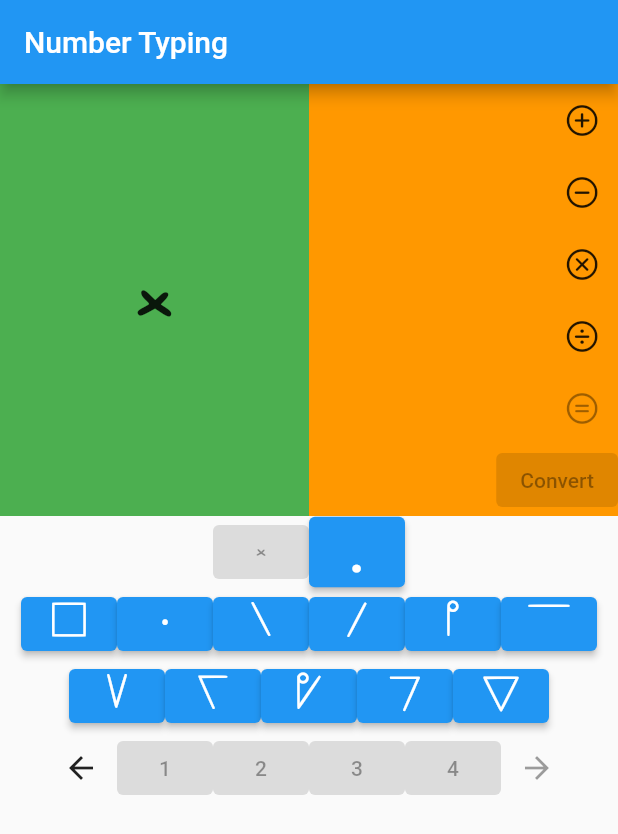
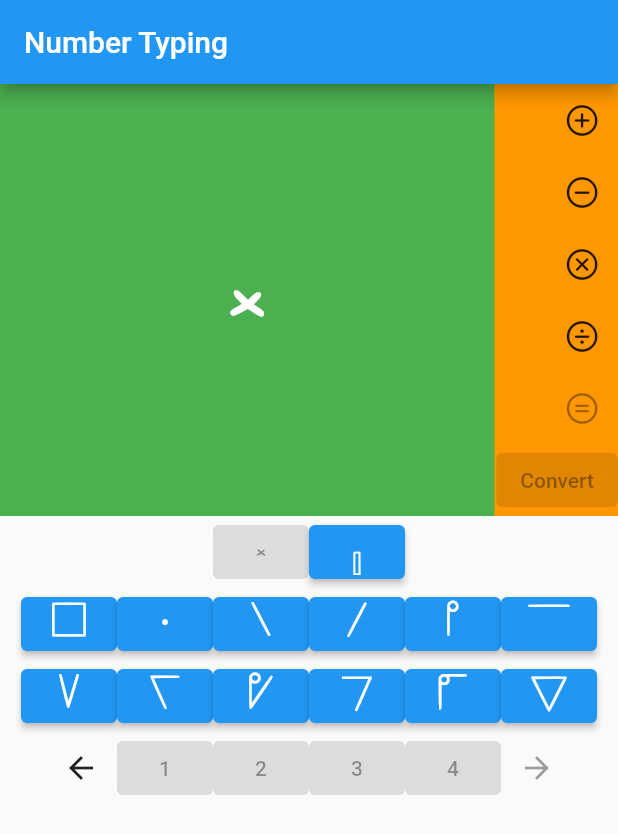
Before and after one commit to SimpleTheory/Dart-Base60-Calculator, a Flutter app: the screen it shows after launch, after a tap on an icon or button, on a phone screen of 412 x 824 dp. Shown: the top 834 px of the screen. Run offline on Flutter 3.47's test engine with Material 2 defaults, Android fonts, the phone set to English and light mode, and no system bars; our stand-ins replace bloc, flutter_bloc; missing offline and left inert: ari_utils.

Commit message:
translated symbols to commas func qol funcs patched extra 0s and -0 from base60.from_commas

```diff
--- a/lib/number_typing/bloc/number_typing_bloc.dart
+++ b/lib/number_typing/bloc/number_typing_bloc.dart
@@ -63,6 +63,7 @@ class NumberTypingBloc extends Bloc<NumberTypingEvent, NumberTypingState> {
         listOfCharacters[10].character: subnotes[10] ?? false,
         listOfCharacters[12].character: subnotes[12] ?? false,
         listOfCharacters[15].character: subnotes[15] ?? false,
+        listOfCharacters[20].character: subnotes[20] ?? false,
         listOfCharacters[30].character: false,
         'arrow right': state.proxyNumber.isValid(),};
 
@@ -70,6 +71,9 @@ class NumberTypingBloc extends Bloc<NumberTypingEvent, NumberTypingState> {
         buttonEnable[state.proxyNumber.lines.toString()]=false;}
       if (state.proxyNumber.subnotation != null){
         buttonEnable[intToSymbol[state.proxyNumber.subnotation]!] = false;
+      }
+      if (state.proxyNumber.addedOne == true){
+        buttonEnable[listOfCharacters[1].character] = false;
       }
 
       emit(NumberTypingInitial(userInput: state.userInput, proxyNumber: state.proxyNumber, buttonEnable: buttonEnable));
@@ -82,8 +86,13 @@ class NumberTypingBloc extends Bloc<NumberTypingEvent, NumberTypingState> {
       emit(NumberTypingInitial.initial(currentString: state.userInput + newSymbol.character));
       });
     on<LeftArrowPress>((event, emit){
-      print('inside on left');
       if (isInitMap(state.buttonEnable) && state.userInput.isNotEmpty){
+        for (String operator in operators){
+          if (state.userInput.endsWith(' $operator ')){
+            emit(NumberTypingInitial.initial(currentString: state.userInput.substring(0, state.userInput.length-3)));
+            return;
+          }
+        }
         emit(NumberTypingInitial.initial(currentString: state.userInput.substring(0, state.userInput.length-1)));
         return;
       }
@@ -98,10 +107,11 @@ class NumberTypingBloc extends Bloc<NumberTypingEvent, NumberTypingState> {
       }
       });
     on<PeriodPress>((event, emit){
-      emit(NumberTypingInitial.initial(currentString: state.userInput + '.'));
+      emit(NumberTypingInitial.initial(currentString: state.userInput + '·'));
     });
     on<OperatorPress>((event, emit){
       String opString = ' ${event.operator} ';
+      if (state.userInput.isEmpty){return;}
       if (!(containsOperator(state.userInput))){
         emit(NumberTypingInitial.initial(currentString: state.userInput + opString));
         return;
@@ -110,3 +120,37 @@ class NumberTypingBloc extends Bloc<NumberTypingEvent, NumberTypingState> {
     });
   }
 }
+
+bool canPressPeriod(String str, Map<String, bool> map){
+  // if period is not already there
+  print(str);
+  if (isInitMap(map)){
+    List<String>? opSplit = operatorSplit(str);
+    if (opSplit != null){
+      return !opSplit[2].contains('·');
+    }
+    return !str.contains('·');
+  }
+
+  return false;
+}
+
+RichText userInputWidget(String userInput){
+  List<String>? opSplit = operatorSplit(userInput);
+  if (opSplit == null){
+    return RichText(text: TextSpan(
+      children: <TextSpan>[
+        TextSpan(text: userInput, style: characterDisplay)
+      ]
+    ));
+  }
+  else{
+    return RichText(text: TextSpan(
+      children: <TextSpan>[
+        TextSpan(text: opSplit[0], style: characterDisplay),
+        TextSpan(text: ' ${opSplit[1]} ', style: const TextStyle(fontSize: 50)),
+        TextSpan(text: opSplit[2], style: characterDisplay),
+      ]
+    ));
+  }
+}
--- a/lib/number_typing/bloc/number_typing_state.dart
+++ b/lib/number_typing/bloc/number_typing_state.dart
@@ -15,6 +15,7 @@ final Map<String, bool> staticInitButtonEnable = {
   listOfCharacters[10].character: true,
   listOfCharacters[12].character: true,
   listOfCharacters[15].character: true,
+  listOfCharacters[20].character: true,
   listOfCharacters[30].character: true,
   'arrow right': false,
 };
@@ -42,6 +43,7 @@ abstract class NumberTypingState {
     listOfCharacters[10].character: true,
     listOfCharacters[12].character: true,
     listOfCharacters[15].character: true,
+    listOfCharacters[20].character: true,
     listOfCharacters[30].character: true,
     'arrow right': false,
   };
--- a/lib/number_typing/character_typing_page.dart
+++ b/lib/number_typing/character_typing_page.dart
@@ -28,19 +28,6 @@ class NumberTypingPage extends StatelessWidget {
     return context.read<NumberTypingBloc>().state.buttonEnable[symbol]!;
   }
 
-  bool canPressPeriod(String str, Map<String, bool> map){
-    // if period is not already there
-    if (isInitMap(map)){
-      if (containsOperator(str)){
-      RegExp untilOp = RegExp(r'(?<=\s)\w+$');
-      String? numInQ = untilOp.firstMatch(str)?.group(0);
-      if (numInQ == null){return false;}
-      else{true;}
-    }
-      return !(str.contains('.'));
-    }
-    return false;
-  }
   bool canPressNegative(String input, Map<String, bool> map){
     if (isInitMap(map)){
       if (input.isEmpty || input.endsWith(' ')){return true;}
@@ -61,11 +48,11 @@ class NumberTypingPage extends StatelessWidget {
             child: Row(
               children: [
                 Expanded(
-                  flex: 1,
+                  flex: 4,
                   child: Row(
                     mainAxisAlignment: MainAxisAlignment.center,
                     children: [
-                      Text(state.userInput, style: characterDisplay,)
+                      userInputWidget(state.userInput)
                     ],
                   ),
                 ),
@@ -105,7 +92,7 @@ class NumberTypingPage extends StatelessWidget {
                     child: Text('-', style: characterStyle)),
                 ElevatedButton(
                     onPressed: (canPressPeriod(state.userInput, state.buttonEnable)) ? ()=> context.read<NumberTypingBloc>().add(PeriodPress()): null,
-                    child: Text('.', style: characterStyle))
+                    child: Text('·', style: characterStyle))
               ],
             ),
             Row(
@@ -195,6 +182,14 @@ class NumberTypingPage extends StatelessWidget {
                     )
                 ),
                 ElevatedButton(
+                    onPressed:(mapOfSymbol(context, listOfCharacters[20].character)) ? ()=>
+                        addSymboltoEvent(context, listOfCharacters[20].character) : null,
+                    child: Text(
+                        listOfCharacters[20].character,
+                        style: characterStyle
+                    )
+                ),
+                ElevatedButton(
                     onPressed:(mapOfSymbol(context, listOfCharacters[30].character)) ? ()=>
                     addSymboltoEvent(context, listOfCharacters[30].character) : null,
                     child: Text(
--- a/lib/number_typing/number_keyboard.dart
+++ b/lib/number_typing/number_keyboard.dart
@@ -1,3 +1,5 @@
+import 'package:flutter/cupertino.dart';
+
 class Character{
   int baseSymbol; // button 6 5
   int? lines, subnotation; // 4
@@ -181,7 +183,16 @@ bool containsOperator(String currentInput){
   }
   return false;
 }
-
+List<String>? operatorSplit(String currentInput){
+  for (String operator in operators){
+    if (currentInput.contains(' $operator ')){
+      List<String> result = currentInput.split(' $operator ');
+      result.insert(1, operator);
+      return result;
+    }
+  }
+}
+String decimalChar = '·';
 class CharacterState{
   int baseSymbol;
   int? lines, subnotation;
@@ -286,6 +297,26 @@ class CharacterState{
 
 //</editor-fold>
 }
+
+String getChar(int x)=>listOfCharacters[x].character;
+String symbolsToCommas(String symbols){
+  if (RegExp(r'^[·ρ-]+$').hasMatch(symbols)){return '0';}
+  Map<String, String> translate = Map<String, String>.from(symbolToStringInt);
+  translate[decimalChar]=';';
+  translate['-']='-';
+  String commas = '';
+  for (String char in symbols.characters){
+    print(char);
+    String charToAdd = translate[char]!;
+    if (RegExp(r'^\d+$').hasMatch(charToAdd)){
+      charToAdd += ',';
+    }
+    commas += charToAdd;
+  }
+  if (commas.contains(',;')){commas = commas.replaceAll(',;', ';');}
+  return commas.substring(0, commas.length-1);
+
+}
 // symbols
 // lines
 // sub-notation
```
Also changed, not shown: lib/math/base_60_math.dart (+5 -4 lines), pubspec.lock, 3 other files.
